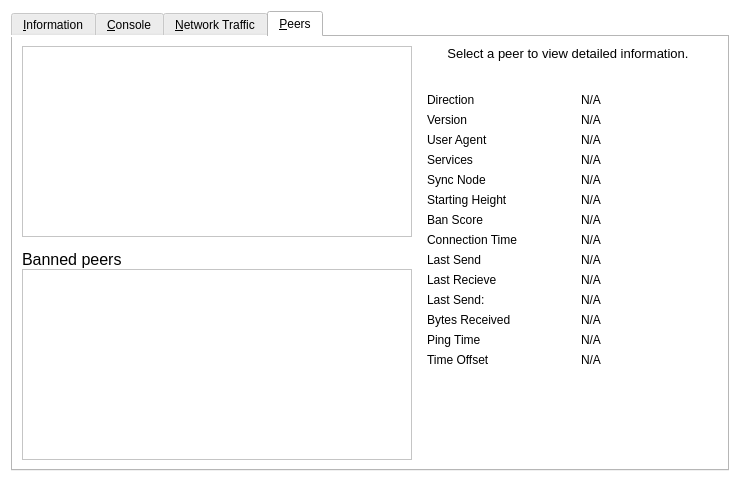
The window that src/qt/forms/rpcconsole.ui (piratecash/piratecash) describes before a commit, drawn with Qt 5.
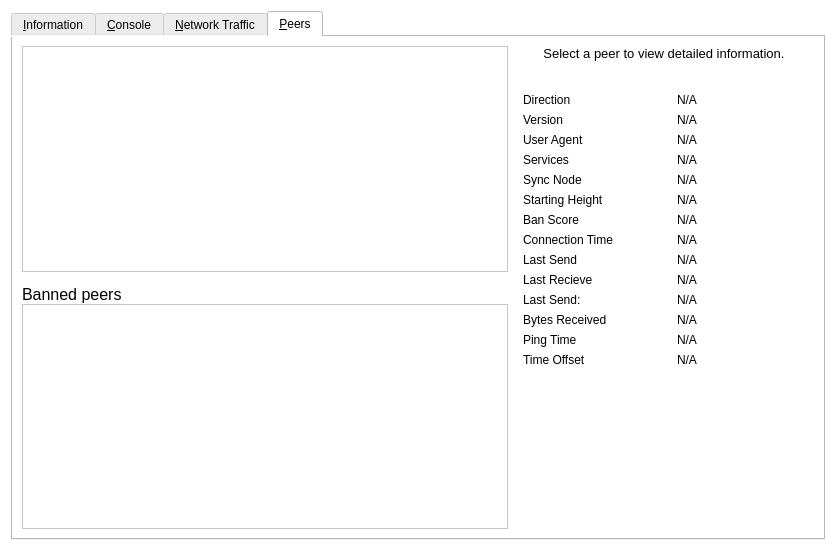
The same window after the commit. Icons and pictures are not drawn. Custom widgets are drawn as their Qt base class.

Commit message: Resize Subversion column and rpcwindow

Diff of the .ui file:
```diff
--- a/src/qt/forms/rpcconsole.ui
+++ b/src/qt/forms/rpcconsole.ui
@@ -6,8 +6,8 @@
    <rect>
     <x>0</x>
     <y>0</y>
-    <width>740</width>
-    <height>482</height>
+    <width>836</width>
+    <height>551</height>
    </rect>
   </property>
   <property name="windowTitle">
```
The commit also changes 1 other file.
